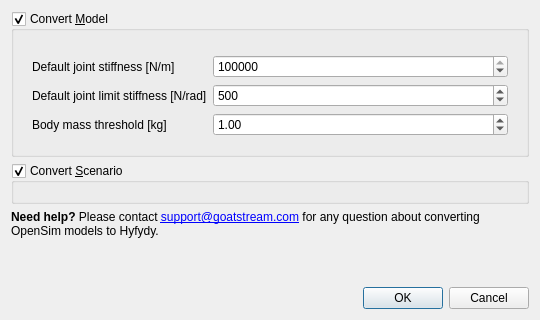
Above: src/sconestudio/ConvertScenario.ui from tgeijten/scone-studio before the change. Below: the same form after it.
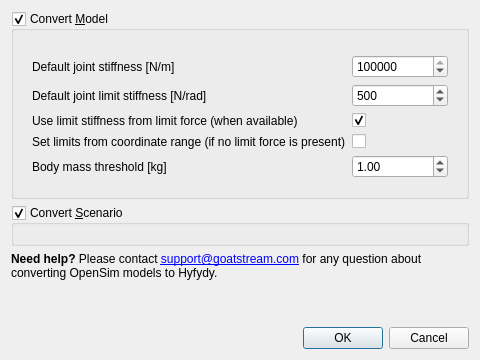
That is the form after the change. Custom widgets are drawn as their Qt base class.

Commit message: S: scone; U: Added ConvertScenario options to GUI

```diff
--- a/src/sconestudio/ConvertScenario.ui
+++ b/src/sconestudio/ConvertScenario.ui
@@ -6,8 +6,8 @@
    <rect>
     <x>0</x>
     <y>0</y>
-    <width>540</width>
-    <height>320</height>
+    <width>480</width>
+    <height>360</height>
    </rect>
   </property>
   <property name="windowTitle">
@@ -78,14 +78,24 @@
            </property>
           </widget>
          </item>
-         <item row="2" column="0">
+         <item row="2" column="1">
+          <widget class="QCheckBox" name="useLimitForceStiffness">
+           <property name="text">
+            <string/>
+           </property>
+           <property name="checked">
+            <bool>true</bool>
+           </property>
+          </widget>
+         </item>
+         <item row="4" column="0">
           <widget class="QLabel" name="label_3">
            <property name="text">
             <string>Body mass threshold [kg]</string>
            </property>
           </widget>
          </item>
-         <item row="2" column="1">
+         <item row="4" column="1">
           <widget class="QDoubleSpinBox" name="bodyMassThreshold">
            <property name="maximum">
             <double>1000.000000000000000</double>
@@ -98,6 +108,27 @@
            </property>
           </widget>
          </item>
+         <item row="2" column="0">
+          <widget class="QLabel" name="label_5">
+           <property name="text">
+            <string>Use limit stiffness from limit force (when available)</string>
+           </property>
+          </widget>
+         </item>
+         <item row="3" column="0">
+          <widget class="QLabel" name="label_6">
+           <property name="text">
+            <string>Set limits from coordinate range (if no limit force is present)</string>
+           </property>
+          </widget>
+         </item>
+         <item row="3" column="1">
+          <widget class="QCheckBox" name="useCoordinateRange">
+           <property name="text">
+            <string/>
+           </property>
+          </widget>
+         </item>
         </layout>
        </widget>
       </item>
```
The commit also changes 1 other file.
